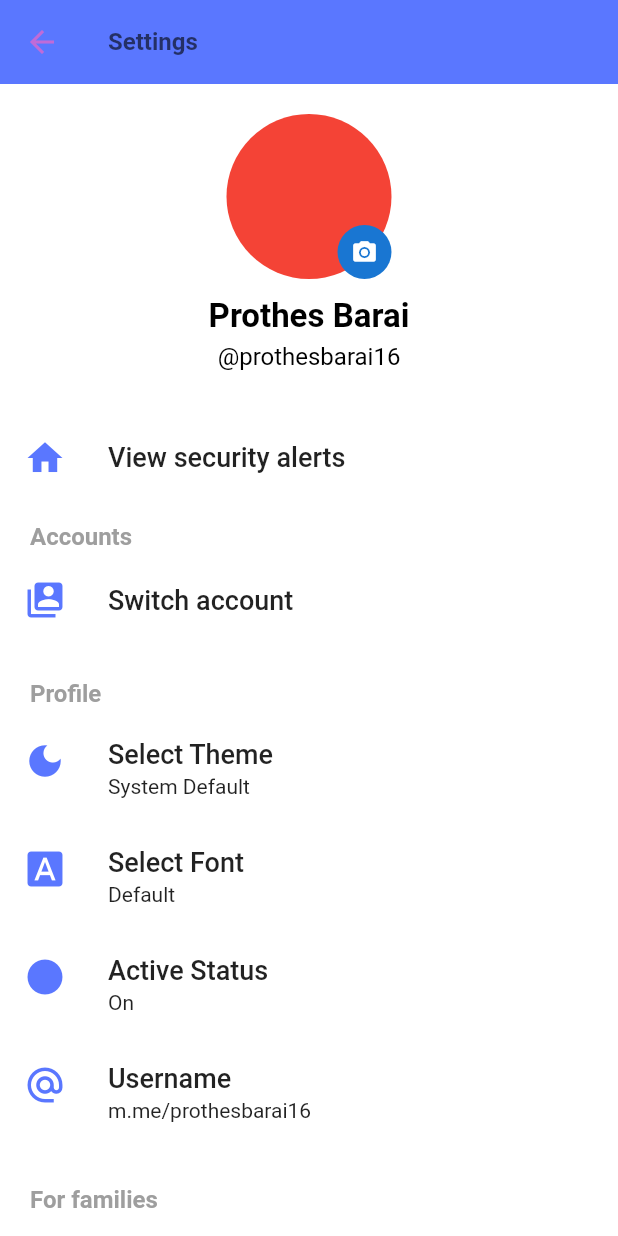
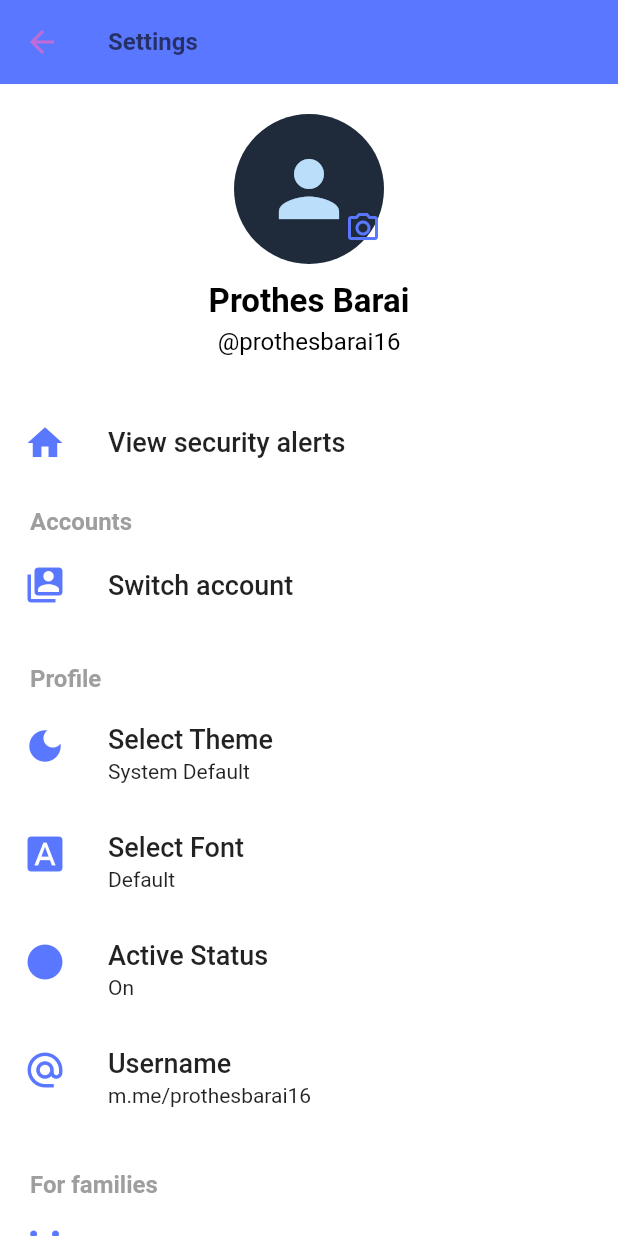
Before and after one commit to prothesbarai/asp_chat, a Flutter app: the screen it shows after launch, item 4 of the bottom bar chosen, after a tap on "Settings", on a phone screen of 412 x 824 dp. Run offline on Flutter 3.47's test engine with Material 3 defaults, Android fonts, the phone set to English and light mode, and no system bars; our stand-ins replace connectivity_plus, firebase_core, flutter_image_compress, google_fonts, hive, image_cropper and 6 more; accounts and stored records are empty.

Commit message:
add image picker

```diff
--- a/lib/main.dart
+++ b/lib/main.dart
@@ -7,6 +7,7 @@ import 'package:asp_chat/services/font_theme/provider/font_provider.dart';
 import 'package:asp_chat/services/hive_service/hive_service.dart';
 import 'package:asp_chat/services/network_connection_check/network_checker_provider.dart';
 import 'package:asp_chat/services/network_connection_check/network_checker_ui.dart';
+import 'package:asp_chat/services/set_user_image/user_image_provider/user_image_provider.dart';
 import 'package:firebase_core/firebase_core.dart';
 import 'package:flutter/material.dart';
 import 'package:flutter/services.dart';
@@ -33,6 +34,8 @@ void main() async{
           ChangeNotifierProvider(create: (_) => FontProvider()),
           // >>> Font Provider  ================================================
           ChangeNotifierProvider(create: (context) => ThemeProvider()),
+          // >>> User Profile Image Provider  ==================================
+          ChangeNotifierProvider(create: (context) => UserImageProvider()),
         ],
       child: const AspChatApp(),
     )
--- a/lib/screen/bottom_navigator_items_screens/menu_screens/menu_screen.dart
+++ b/lib/screen/bottom_navigator_items_screens/menu_screens/menu_screen.dart
@@ -1,17 +1,26 @@
 import 'package:asp_chat/screen/bottom_navigator_items_screens/menu_screens/sub_menu_screens/settings_screen.dart';
 import 'package:flutter/material.dart';
+import 'package:provider/provider.dart';
+
+import '../../../services/set_user_image/user_image_provider/user_image_provider.dart';
 
 class MenuScreen extends StatelessWidget {
   const MenuScreen({super.key});
 
   @override
   Widget build(BuildContext context) {
+    final imageProvider = Provider.of<UserImageProvider>(context);
     return Scaffold(
       body: ListView(
         children: [
           // >>> Profile Section ===============================================
           ListTile(
-            leading: const CircleAvatar(radius: 24, backgroundColor: Colors.pinkAccent,),
+            leading: CircleAvatar(
+              radius: 24,
+              backgroundColor: (imageProvider.profileImage == null) ? Color(0xff1f2b3b) : null,
+              backgroundImage: (imageProvider.profileImage != null) ? FileImage(imageProvider.profileImage!) : null,
+              child: (imageProvider.profileImage == null) ? Icon(Icons.person, size: 34,) : null,
+            ),
             title: const Text("Prothes Barai", style: TextStyle(fontWeight: FontWeight.bold),),
             subtitle: const Text("username"),
             onTap: () {},
--- a/lib/screen/bottom_navigator_items_screens/menu_screens/sub_menu_screens/settings_screen.dart
+++ b/lib/screen/bottom_navigator_items_screens/menu_screens/sub_menu_screens/settings_screen.dart
@@ -1,9 +1,15 @@
+import 'dart:io';
+
+import 'package:asp_chat/services/set_user_image/user_image_picker.dart';
+import 'package:asp_chat/services/set_user_image/user_image_provider/user_image_provider.dart';
 import 'package:flutter/material.dart';
+import 'package:image_picker/image_picker.dart';
 import 'package:provider/provider.dart';
 import '../../../../services/display_theme/theme_provider/theme_provider.dart';
 import '../../../../services/display_theme/theme_selected_model/theme_selected_model.dart';
 import '../../../../services/font_theme/font_selector_widget.dart';
 import '../../../../services/font_theme/provider/font_provider.dart';
+import '../../../../services/set_user_image/dialogue/show_camera_gallery_dialogue.dart';
 
 class SettingsScreen extends StatefulWidget {
   const SettingsScreen({super.key});
@@ -31,11 +37,23 @@ class _SettingsScreenState extends State<SettingsScreen> {
   }
   /// <<< Need For Theme Changes Data ==========================================
 
+
+  /// >>> Call ImagePicker  ====================================================
+  File? profileImages;
+  Future<void> pickImage(ImageSource source) async {
+    await userProfilePickImage(context, source);
+  }
+  /// <<< Call ImagePicker  ====================================================
+
+
+
+
   @override
   Widget build(BuildContext context) {
 
     final themeProvider = Provider.of<ThemeProvider>(context);
     final fontProvider = Provider.of<FontProvider>(context);
+    final imageProvider = Provider.of<UserImageProvider>(context);
 
     return Scaffold(
       appBar: AppBar(elevation: 0, title: Text("Settings",style: TextStyle(color: Theme.of(context).colorScheme.onSurface.withValues(alpha: 0.6),),),),
@@ -44,14 +62,28 @@ class _SettingsScreenState extends State<SettingsScreen> {
           crossAxisAlignment: CrossAxisAlignment.center,
           children: [
             const SizedBox(height: 20),
-            // PROFILE PHOTO + NAME + USERNAME
+            // >>> PROFILE PHOTO + NAME + USERNAME =============================
             Column(
               children: [
                 Stack(
                   alignment: Alignment.bottomRight,
                   children: [
-                    CircleAvatar(radius: 55, backgroundColor: Colors.red,),
-                    CircleAvatar(radius: 18, child: Icon(Icons.camera_alt, size: 18),)
+                    CircleAvatar(
+                      radius: 50,
+                      backgroundColor: (imageProvider.profileImage == null && profileImages == null) ? Color(0xff1f2b3b) : null,
+                      backgroundImage: (imageProvider.profileImage != null) ? FileImage(imageProvider.profileImage!) : (profileImages != null) ? FileImage(profileImages!) : null,
+                      child: (imageProvider.profileImage == null && profileImages == null) ? Icon(Icons.person, size: 60,) : null,
+                    ),
+                    Positioned(
+                      bottom: 0,
+                      right: -10,
+                      child: IconButton(
+                        onPressed: () async{
+                          await showCameraGalleryDialogue(context,pickImage);
+                        },
+                        icon: Icon(Icons.camera_alt_outlined),
+                      ),
+                    ),
                   ],
                 ),
                 const SizedBox(height: 12),
@@ -61,12 +93,13 @@ class _SettingsScreenState extends State<SettingsScreen> {
 
               ],
             ),
+            // <<< PROFILE PHOTO + NAME + USERNAME =============================
 
             const SizedBox(height: 30),
-            // SECTION: Home icon + name
+            // >>> SECTION: Home icon + name
             _menuItem(icon: Icons.home, title: "View security alerts",),
             const SizedBox(height: 10),
-            // SECTION TITLE
+            // >>> SECTION TITLE
             _sectionTitle("Accounts"),
             _menuItem(icon: Icons.switch_account, title: "Switch account",),
             const SizedBox(height: 20),
@@ -152,7 +185,7 @@ class _SettingsScreenState extends State<SettingsScreen> {
     );
   }
 
-  // SECTION TITLE WIDGET
+  // >>> SECTION TITLE WIDGET
   Widget _sectionTitle(String text) {
     return Padding(
       padding: const EdgeInsets.symmetric(horizontal: 20, vertical: 5),
@@ -160,7 +193,7 @@ class _SettingsScreenState extends State<SettingsScreen> {
     );
   }
 
-  // MENU ITEM WIDGET
+  // >>> MENU ITEM WIDGET
   Widget _menuItem({required IconData icon, required String title, String? subtitle, int? notificationCount,VoidCallback? onTap,}) {
     return ListTile(
       leading: Icon(icon,size: 28),
--- a/lib/screen/home_screen/home_screen.dart
+++ b/lib/screen/home_screen/home_screen.dart
@@ -3,6 +3,8 @@ import 'package:asp_chat/widgets/custom_appbar.dart';
 import 'package:asp_chat/widgets/custom_bottom_navigation_bar.dart';
 import 'package:asp_chat/widgets/qr_code_bottom_sheet.dart';
 import 'package:flutter/material.dart';
+import 'package:provider/provider.dart';
+import '../../services/set_user_image/user_image_provider/user_image_provider.dart';
 import '../demo.dart';
 
 class HomeScreen extends StatefulWidget {
@@ -25,6 +27,7 @@ class _HomeScreenState extends State<HomeScreen> {
   List<String> appBarTitles = ["Chats", "Stories", "Notifications", "Menu",];
 
   List<List<Widget>> get appBarActions => [
+
     // Chats Page Actions
     [
       Row(
--- a/lib/services/hive_service/hive_service.dart
+++ b/lib/services/hive_service/hive_service.dart
@@ -13,6 +13,7 @@ class HiveService {
       Hive.openBox("storeUserId"),
       Hive.openBox('settings'),
       Hive.openBox('AppThemeEnumFlag'), // For Light & Dark mode
+      Hive.openBox("StoreUserImages"), // Store User Profile Image
     ]);
   }
 }
--- /dev/null
+++ b/lib/services/set_user_image/user_image_provider/user_image_provider.dart
@@ -0,0 +1,43 @@
+import 'dart:io';
+import 'package:flutter/material.dart';
+import 'package:hive/hive.dart';
+
+class UserImageProvider with ChangeNotifier{
+  File? _profileImage;
+  final _box = Hive.box("StoreUserImages");
+  File? get profileImage => _profileImage;
+
+  UserImageProvider(){initFetch();}
+
+  /// >>> Initially Fetch User Profile Image From Hive =========================
+  Future<void> initFetch() async{
+    final String? imgPath =_box.get("store_user_image_path");
+    if(imgPath != null){
+      final File file = File(imgPath);
+      if(await file.exists()){
+        _profileImage = file;
+        notifyListeners();
+      }
+    }
+  }
+  /// <<< Initially Fetch User Profile Image From Hive =========================
+
+
+  /// >>> Save Profile Image to Hive ===========================================
+  Future<void> saveUserProfileImage(File image) async{
+    _profileImage = image;
+    await _box.put("store_user_image_path", image.path);
+    notifyListeners();
+  }
+  /// <<< Save Profile Image to Hive ===========================================
+
+
+  /// >>> Remove Function From Hive User Profile Image =========================
+  Future<void> removeUserProfileImage() async{
+    _profileImage = null;
+    await _box.delete("store_user_image_path");
+    notifyListeners();
+  }
+  /// <<< Remove Function From Hive User Profile Image =========================
+
+}
--- a/pubspec.yaml
+++ b/pubspec.yaml
@@ -62,6 +62,10 @@ dependencies:
   share_plus: ^12.0.1
   # For ScreenShot
   screenshot: ^3.0.0
+  # For User Profile Image
+  image_picker: ^1.2.0
+  image_cropper: ^9.1.0
+  flutter_image_compress: ^2.4.0
 
 dev_dependencies:
   flutter_test:
```
Also changed, not shown: lib/services/set_user_image/dialogue/show_camera_gallery_dialogue.dart (added, +33 -0 lines), lib/services/set_user_image/user_image_picker.dart (added, +110 -0 lines), pubspec.lock, 2 other files.
